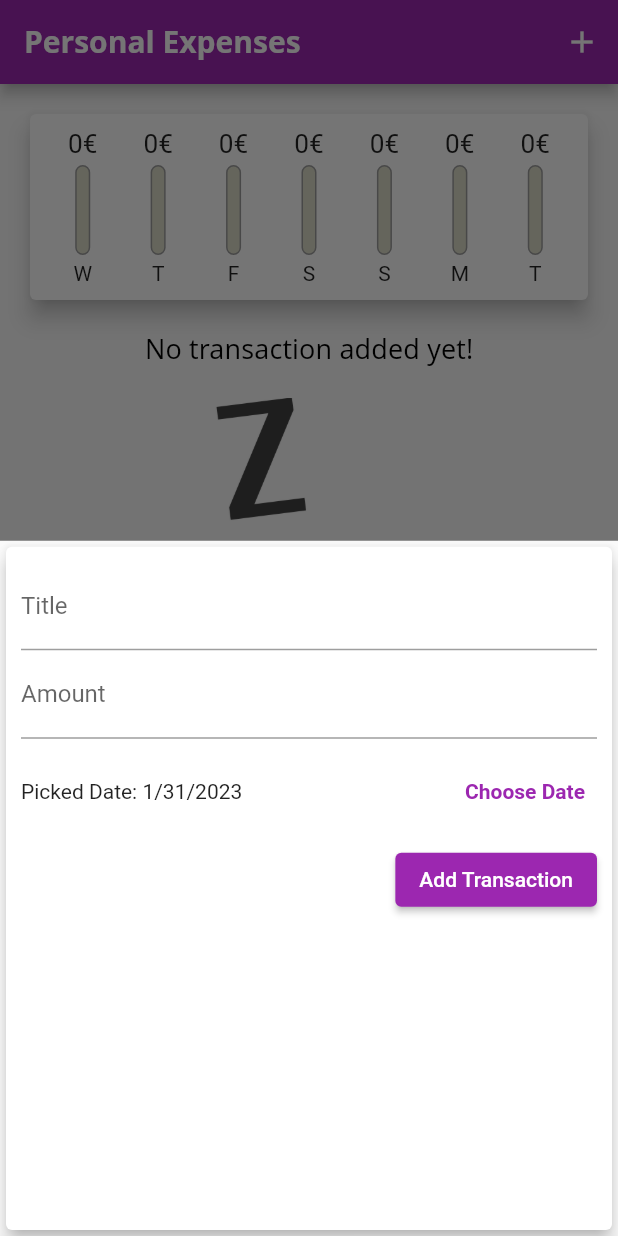
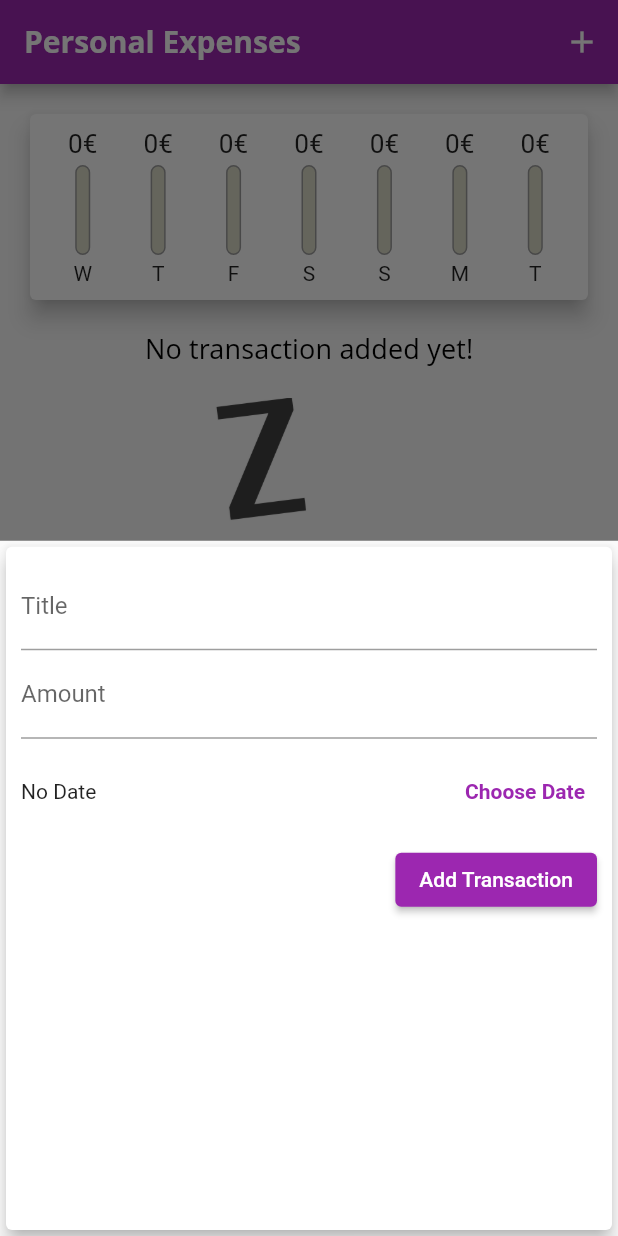
Before and after one commit to ricci1710/flutter_dart_guide, a Flutter app: the screen it shows after launch, after a tap on the "add" icon, on a phone screen of 412 x 824 dp. Run offline on Flutter 3.47's test engine with Material 2 defaults, Android fonts, the light colour scheme and no system bars; Roboto replaces fonts that are missing (Open Sans).

Commit message:
section4: 113. Adding Transaction with a Date

```diff
--- a/lib/section4/section4_main_app.dart
+++ b/lib/section4/section4_main_app.dart
@@ -64,11 +64,11 @@ class _Section4HomePageState extends State<Section4HomePage> {
     }).toList();
   }
 
-  void _addNewTransaction(String txTitle, double txAmount) {
+  void _addNewTransaction(String txTitle, double txAmount, DateTime chosenDate) {
     final newTx = Transaction(
       title: txTitle,
       amount: txAmount,
-      date: DateTime.now(),
+      date: chosenDate,
       id: DateTime.now().toString(),
     );
 
--- a/lib/section4/widgets/new_transaction.dart
+++ b/lib/section4/widgets/new_transaction.dart
@@ -14,13 +14,14 @@ class _NewTransactionState extends State<NewTransaction> {
   final _titleController = TextEditingController();
 
   final _amountController = TextEditingController();
-  DateTime _selectedDate = DateTime.now();
+  DateTime _selectedDate =DateTime(2018);
+  final DateTime _invalidatedDate = DateTime(2018);
 
   void _submitData() {
     final enteredTitle = _titleController.text;
     final enteredAmount = _amountController.text;
 
-    if (enteredTitle.isEmpty || enteredAmount.isEmpty) {
+    if (enteredTitle.isEmpty || enteredAmount.isEmpty || _selectedDate.year <=  _invalidatedDate.year) {
       return;
     }
 
@@ -31,6 +32,7 @@ class _NewTransactionState extends State<NewTransaction> {
     widget.transactionHandler(
       enteredTitle,
       double.parse(enteredAmount),
+      _selectedDate,
     );
 
     Navigator.of(context).pop();
@@ -77,7 +79,9 @@ class _NewTransactionState extends State<NewTransaction> {
               child: Row(
                 children: [
                   Expanded(
-                    child: Text('Picked Date: ${DateFormat.yMd().format(_selectedDate)}'),
+                    child: Text(_selectedDate.year <=  _invalidatedDate.year ? 'No Date' :
+                     'Picked Date: ${DateFormat.yMd().format(_selectedDate)}',
+                    ),
                   ),
                   TextButton(
                     style: ButtonStyle(
```
